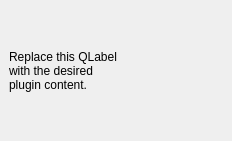
Before: the Qt Designer form hast_qgis_plugin_dockwidget_base.ui in SW8-Mobility/hast_qgis_plugin, drawn with Qt 5.
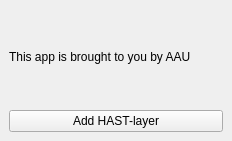
After: the same form once the commit is applied.

```diff
--- a/hast_qgis_plugin_dockwidget_base.ui
+++ b/hast_qgis_plugin_dockwidget_base.ui
@@ -18,9 +18,14 @@
     <item row="0" column="0">
      <widget class="QLabel" name="label">
       <property name="text">
-       <string>Replace this QLabel
-with the desired
-plugin content.</string>
+       <string>This app is brought to you by AAU</string>
+      </property>
+     </widget>
+    </item>
+    <item row="1" column="0">
+     <widget class="QPushButton" name="pushButtonAddLayer">
+      <property name="text">
+       <string>Add HAST-layer</string>
       </property>
      </widget>
     </item>
```
